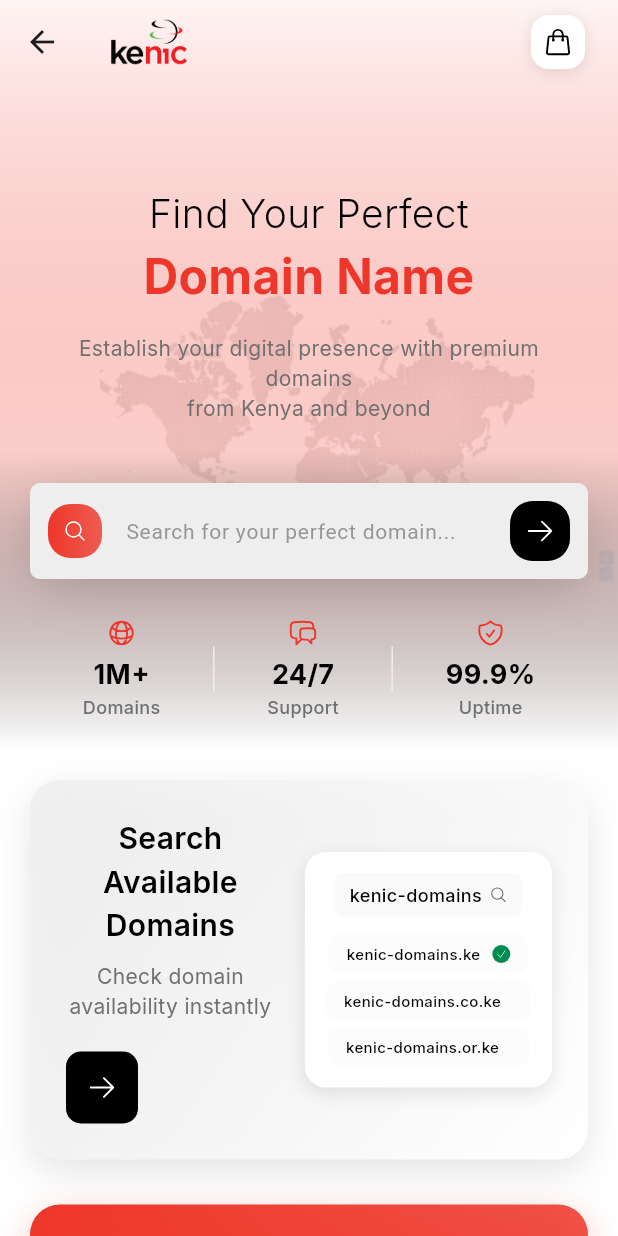
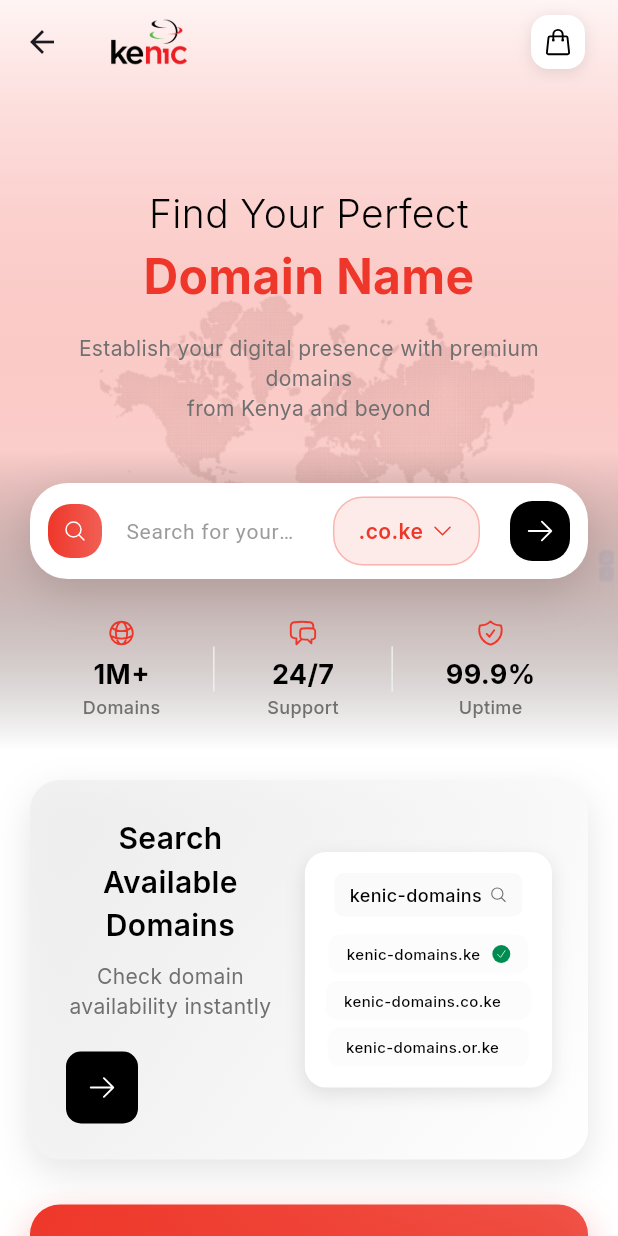
Before and after one commit to nalugala-vc/STACKOVERFLOWERS, a Flutter app: the HomeDashboard screen opened by its route, on a phone screen of 412 x 824 dp. Run offline on Flutter 3.47's test engine with Material 3 defaults, Android fonts, the phone set to English and light mode, and no system bars; our stand-ins replace country_code_picker, flutter_otp_text_field, flutter_slidable, fpdart, get, google_fonts and 2 more; accounts and stored records are empty; network calls fail.

Commit message:
dropdown to automatically append domain extension

```diff
--- a/lib/core/routes/app_routes.dart
+++ b/lib/core/routes/app_routes.dart
@@ -14,6 +14,10 @@
 import 'package:kenic/features/profile/views/profile_page.dart';
 import 'package:kenic/features/onboarding/routes/onboarding_routes.dart';
 import 'package:kenic/features/onboarding/views/change_password.dart';
+import 'package:kenic/features/onboarding/views/verify_otp.dart';
+import 'package:kenic/features/onboarding/views/verify_phone.dart';
+import 'package:kenic/features/onboarding/views/verify_email.dart';
+import 'package:kenic/features/onboarding/views/reset_password.dart';
 
 class AppRoutes {
   static final authMiddleware = AuthMiddleware();
@@ -87,5 +91,25 @@
       page: () => const ChangePasswordPage(),
       middlewares: [authMiddleware],
     ),
+    GetPage(
+      name: OnboardingRoutes.verifyOtp,
+      page: () => const VerifyOtp(),
+      middlewares: [authMiddleware],
+    ),
+    GetPage(
+      name: OnboardingRoutes.verifyPhone,
+      page: () => const VerifyPhone(),
+      middlewares: [authMiddleware],
+    ),
+    GetPage(
+      name: OnboardingRoutes.verifyEmail,
+      page: () => const VerifyEmail(),
+      middlewares: [authMiddleware],
+    ),
+    GetPage(
+      name: OnboardingRoutes.resetPassword,
+      page: () => const ResetPassword(),
+      middlewares: [authMiddleware],
+    ),
   ];
 }
--- a/lib/features/domain_core/controllers/domain_search_controller.dart
+++ b/lib/features/domain_core/controllers/domain_search_controller.dart
@@ -31,6 +31,21 @@
     '.ne.ke',
     '.sc.ke',
     '.go.ke',
+  ];
+
+  // Selected domain extension for dropdown
+  final selectedDomainExtension = '.co.ke'.obs;
+  final domainExtensions = [
+    DomainExtension('.ke', 'For any Kenyan entity, general use'),
+    DomainExtension('.co.ke', 'Companies, businesses, and commercial entities'),
+    DomainExtension('.or.ke', 'Non-profit organizations, NGOs, CBOs'),
+    DomainExtension('.ac.ke', 'Accredited higher learning institutions'),
+    DomainExtension('.sc.ke', 'Primary and secondary schools'),
+    DomainExtension('.go.ke', 'Government institutions only'),
+    DomainExtension('.ne.ke', 'Network providers, ISPs'),
+    DomainExtension('.me.ke', 'Personal domains for individuals'),
+    DomainExtension('.mobi.ke', 'Mobile content/services'),
+    DomainExtension('.info.ke', 'Information services/resources'),
   ];
 
   // Trending and recent
@@ -81,6 +96,20 @@
   void loadRecentSearches() {
     // In real app, load from shared preferences or API
     recentSearches.value = [];
+  }
+
+  // Extension dropdown methods
+  void selectDomainExtension(String extension) {
+    selectedDomainExtension.value = extension;
+  }
+
+  String getFullDomainName(String domainName) {
+    // If domain already has extension, return as is
+    if (domainName.contains('.')) {
+      return domainName;
+    }
+    // Otherwise append selected extension
+    return '$domainName${selectedDomainExtension.value}';
   }
 
   // ==================== DOMAIN SEARCH ====================
--- a/lib/features/domain_core/models/models.dart
+++ b/lib/features/domain_core/models/models.dart
@@ -5,3 +5,11 @@
 export 'domain_suggestion.dart';
 export '../repository/cart_repository.dart';
 export '../utils/domain_converter.dart';
+
+// Domain Extension Model
+class DomainExtension {
+  final String extension;
+  final String description;
+
+  DomainExtension(this.extension, this.description);
+}
--- a/lib/features/domain_core/views/home_dashboard.dart
+++ b/lib/features/domain_core/views/home_dashboard.dart
@@ -307,9 +307,18 @@
               ),
             ],
           ),
+          child: Row(
+            children: [
+              // Search input field
+              Expanded(
                 child: TextField(
                   controller: searchController.searchController,
                   decoration: InputDecoration(
+                    filled: false,
+                    errorBorder: InputBorder.none,
+                    focusedBorder: InputBorder.none,
+                    enabledBorder: InputBorder.none,
+                    disabledBorder: InputBorder.none,
                     hintText: 'Search for your perfect domain...',
                     hintStyle: TextStyle(
                       color: AppPallete.greyColor.withOpacity(0.7),
@@ -334,12 +343,109 @@
                         color: AppPallete.kenicWhite,
                       ),
                     ),
-              suffixIcon: Obx(
+                    contentPadding: const EdgeInsets.symmetric(
+                      horizontal: 24,
+                      vertical: 18,
+                    ),
+                  ),
+                  onSubmitted: (value) async {
+                    if (value.trim().isNotEmpty) {
+                      final fullDomain = searchController.getFullDomainName(
+                        value.trim(),
+                      );
+                      await searchController.searchDomains(fullDomain);
+                      if (mounted) {
+                        Get.toNamed('/search-results');
+                      }
+                    }
+                  },
+                ),
+              ),
+
+              // Domain extension dropdown
+              Container(
+                margin: const EdgeInsets.only(right: 8),
+                child: Obx(
+                  () => PopupMenuButton<String>(
+                    onSelected: (String extension) {
+                      searchController.selectDomainExtension(extension);
+                    },
+                    itemBuilder: (BuildContext context) {
+                      return searchController.domainExtensions.map((
+                        extensionData,
+                      ) {
+                        return PopupMenuItem<String>(
+                          value: extensionData.extension,
+                          child: SizedBox(
+                            width: 280,
+                            child: Column(
+                              crossAxisAlignment: CrossAxisAlignment.start,
+                              children: [
+                                Inter(
+                                  text: extensionData.extension,
+                                  fontSize: 16,
+                                  fontWeight: FontWeight.w600,
+                                  textColor: AppPallete.kenicRed,
+                                ),
+                                spaceH5,
+                                Inter(
+                                  text: extensionData.description,
+                                  fontSize: 12,
+                                  fontWeight: FontWeight.w400,
+                                  textColor: AppPallete.greyColor,
+                                ),
+                              ],
+                            ),
+                          ),
+                        );
+                      }).toList();
+                    },
+                    child: Container(
+                      padding: const EdgeInsets.symmetric(
+                        horizontal: 16,
+                        vertical: 12,
+                      ),
+                      decoration: BoxDecoration(
+                        color: AppPallete.kenicRed.withOpacity(0.1),
+                        borderRadius: BorderRadius.circular(20),
+                        border: Border.all(
+                          color: AppPallete.kenicRed.withOpacity(0.3),
+                          width: 1,
+                        ),
+                      ),
+                      child: Row(
+                        mainAxisSize: MainAxisSize.min,
+                        children: [
+                          Inter(
+                            text:
+                                searchController.selectedDomainExtension.value,
+                            fontSize: 14,
+                            fontWeight: FontWeight.w600,
+                            textColor: AppPallete.kenicRed,
+                          ),
+                          spaceW5,
+                          const HeroIcon(
+                            HeroIcons.chevronDown,
+                            size: 16,
+                            color: AppPallete.kenicRed,
+                          ),
+                        ],
+                      ),
+                    ),
+                  ),
+                ),
+              ),
+
+              // Search button
+              Obx(
                 () => GestureDetector(
                   onTap: () async {
                     final query = searchController.searchController.text.trim();
                     if (query.isNotEmpty) {
-                      await searchController.searchDomains(query);
+                      final fullDomain = searchController.getFullDomainName(
+                        query,
+                      );
+                      await searchController.searchDomains(fullDomain);
                       if (mounted) {
                         Get.toNamed('/search-results');
                       }
@@ -370,24 +476,7 @@
                   ),
                 ),
               ),
-              border: OutlineInputBorder(
-                borderRadius: BorderRadius.circular(25),
-                borderSide: BorderSide.none,
-              ),
-              contentPadding: const EdgeInsets.symmetric(
-                horizontal: 24,
-                vertical: 18,
-              ),
-            ),
-
-            onSubmitted: (value) async {
-              if (value.trim().isNotEmpty) {
-                await searchController.searchDomains(value.trim());
-                if (mounted) {
-                  Get.toNamed('/search-results');
-                }
-              }
-            },
+            ],
           ),
         ),
 
```
Lines whose indentation alone changed are shown as unchanged.
